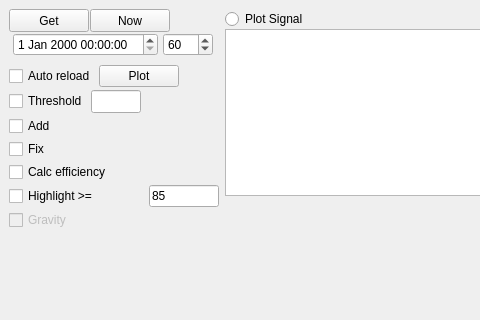
This is mainwindow.ui in kenih4/Correlation_plot as Qt 5 draws it before an edit; both pictures show x 0 to 480 and y 0 to 320 of the 1161 by 958 pixel window. The edited form follows.
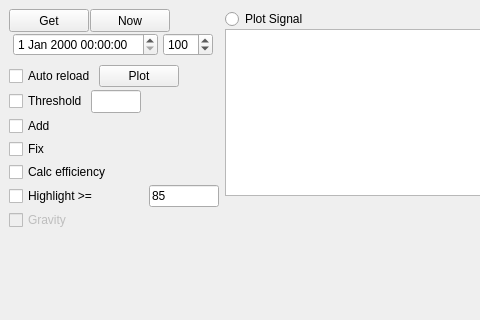
This is the edited form. Custom widgets are drawn as their Qt base class.

Commit message: Remove auto-click of Get at startup; spinBox default 100; no auto-reload before the first Get

Patch:
```diff
--- a/mainwindow.ui
+++ b/mainwindow.ui
@@ -190,7 +190,7 @@
                <number>200</number>
               </property>
               <property name="value">
-               <number>60</number>
+               <number>100</number>
               </property>
              </widget>
             </item>
```
The commit also changes 1 other file.
